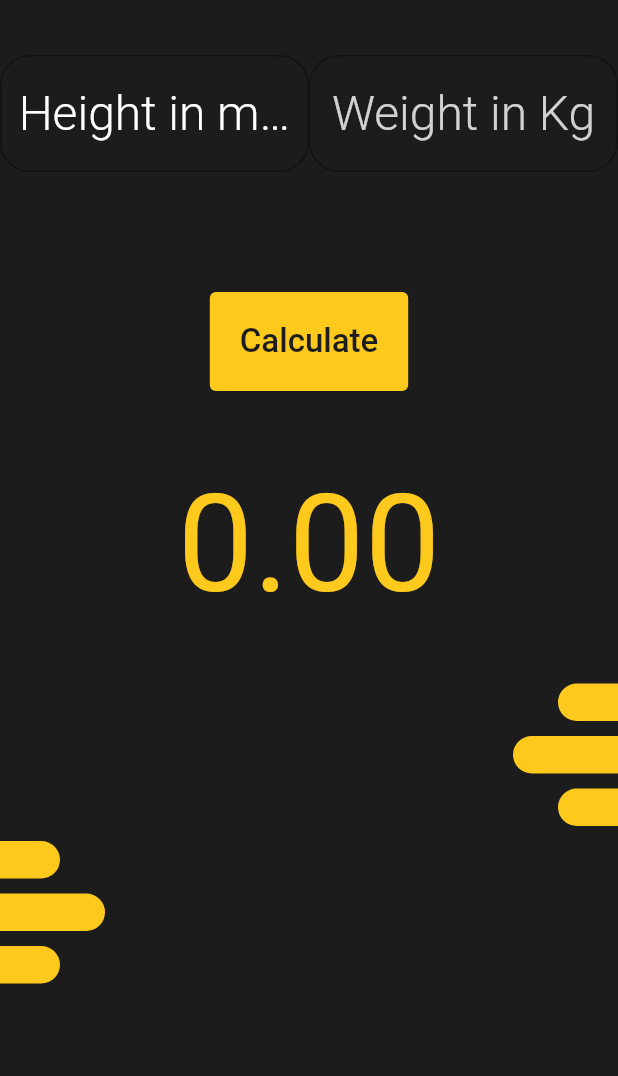
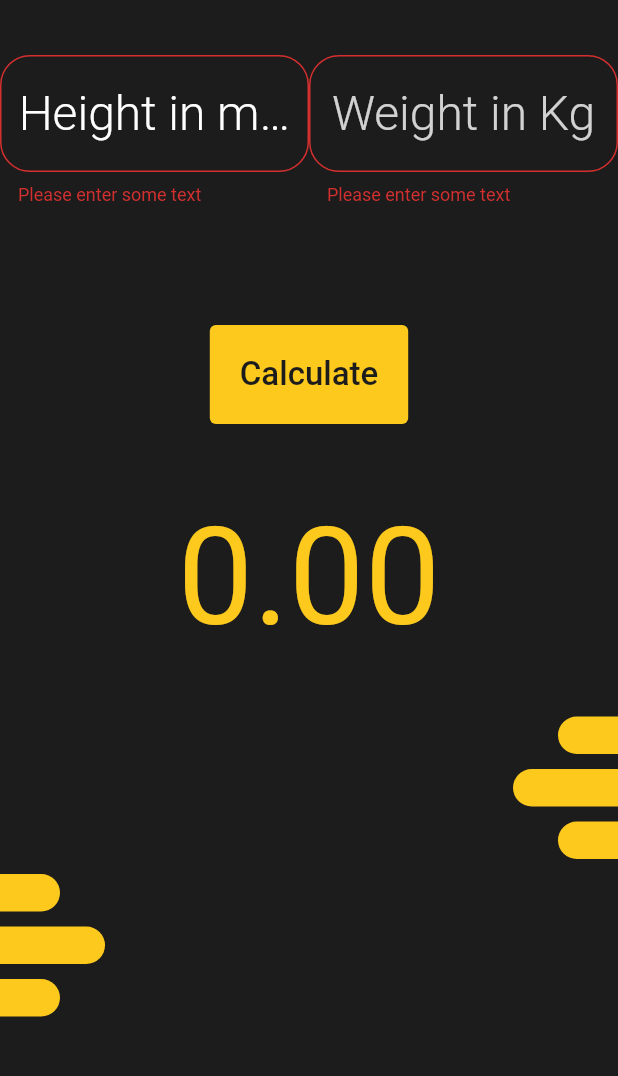
Before and after one commit to priangshu-dey/BMI, a Flutter app: the screen it shows after launch, after a tap on "Calculate", on a phone screen of 412 x 824 dp, the part 59-1135 px from its top. Run offline on Flutter 3.47's test engine with Material 2 defaults, Android fonts, the phone set to English and light mode, and no system bars.

```diff
--- a/lib/screens/home.dart
+++ b/lib/screens/home.dart
@@ -12,6 +12,7 @@ class HomeScreen extends StatefulWidget {
 }
 
 class _HomeScreenState extends State<HomeScreen> {
+  final _formKey = GlobalKey<FormState>();
   TextEditingController _heightController = TextEditingController();
   TextEditingController _weightController = TextEditingController();
   double bmiResult = 0;
@@ -39,20 +40,22 @@ class _HomeScreenState extends State<HomeScreen> {
             SizedBox(
               height: 20,
             ),
-            Row(
+            Form(
+              key: _formKey,
+              child: Row(
                 mainAxisAlignment: MainAxisAlignment.spaceEvenly,
                 children: [
                   Flexible(
                     child: Container(
-                    //color: Colors.amber[50]!.withOpacity(.1),
-                    width: 400,
+                      //color: Colors.amber[100]!.withOpacity(.1),
+                      //width: 400,
                       //height: 150,
 
-                    child: TextField(
+                      child: TextFormField(
                         textAlign: TextAlign.center,
                         controller: _heightController,
                         style: TextStyle(
-                          fontSize: 32,
+                            //fontSize: 32,
                             fontWeight: FontWeight.w300,
                             color: accentHexColor),
                         keyboardType: TextInputType.number,
@@ -67,14 +70,20 @@ class _HomeScreenState extends State<HomeScreen> {
                             color: Colors.white.withOpacity(1.0),
                           ),
                         ),
+                        validator: (value) {
+                          if (value == null || value.isEmpty) {
+                            return 'Please enter some text';
+                          }
+                          return null;
+                        },
                       ),
                     ),
                   ),
                   Flexible(
                     child: Container(
                       //color: Colors.amber[50]!.withOpacity(.1),
-                    width: 400,
-                    child: TextField(
+                      //width: 400,
+                      child: TextFormField(
                         textAlign: TextAlign.center,
                         controller: _weightController,
                         style: TextStyle(
@@ -93,10 +102,17 @@ class _HomeScreenState extends State<HomeScreen> {
                             color: Colors.white.withOpacity(.8),
                           ),
                         ),
+                        validator: (value) {
+                          if (value == null || value.isEmpty) {
+                            return 'Please enter some text';
+                          }
+                          return null;
+                        },
                       ),
                     ),
                   ),
                 ],
+              ),
             ),
             SizedBox(
               height: 80,
@@ -108,6 +124,7 @@ class _HomeScreenState extends State<HomeScreen> {
                 backgroundColor: accentHexColor,
               ),
               onPressed: () {
+                if (_formKey.currentState!.validate()) {
                   double _h = double.parse(_heightController.text);
                   double _w = double.parse(_weightController.text);
                   setState(() {
@@ -120,6 +137,7 @@ class _HomeScreenState extends State<HomeScreen> {
                       _textResult = "You\'re under weight";
                     }
                   });
+                }
               },
               child: Text(
                 "Calculate",
```
Lines whose indentation alone changed are shown as unchanged.
